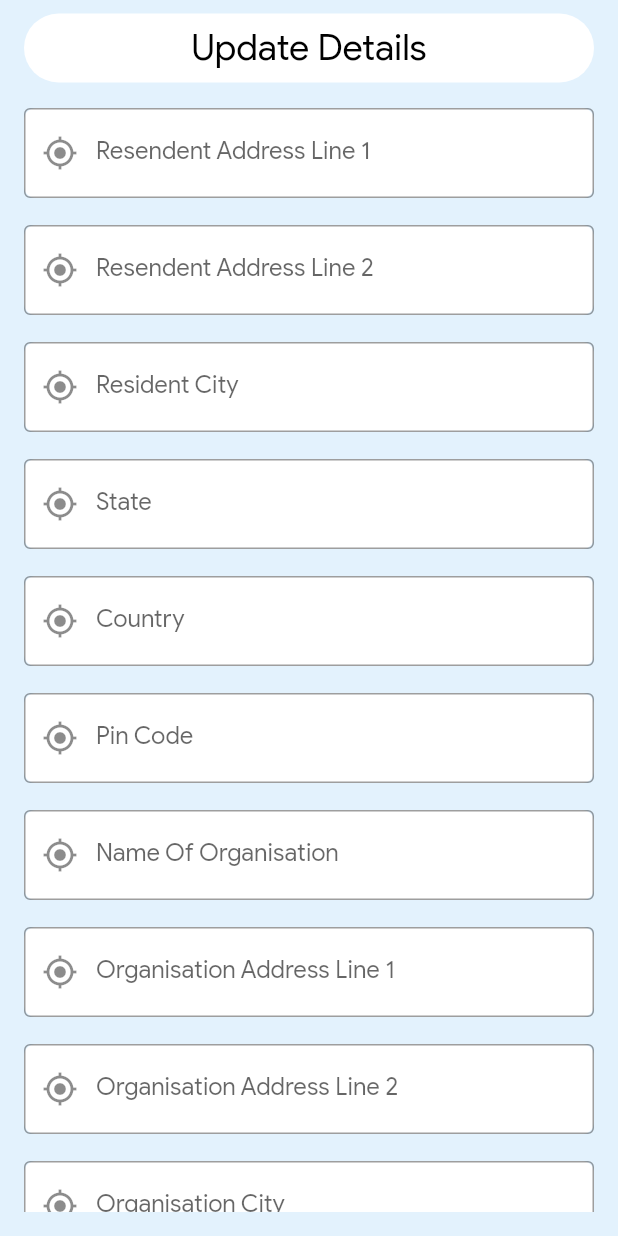
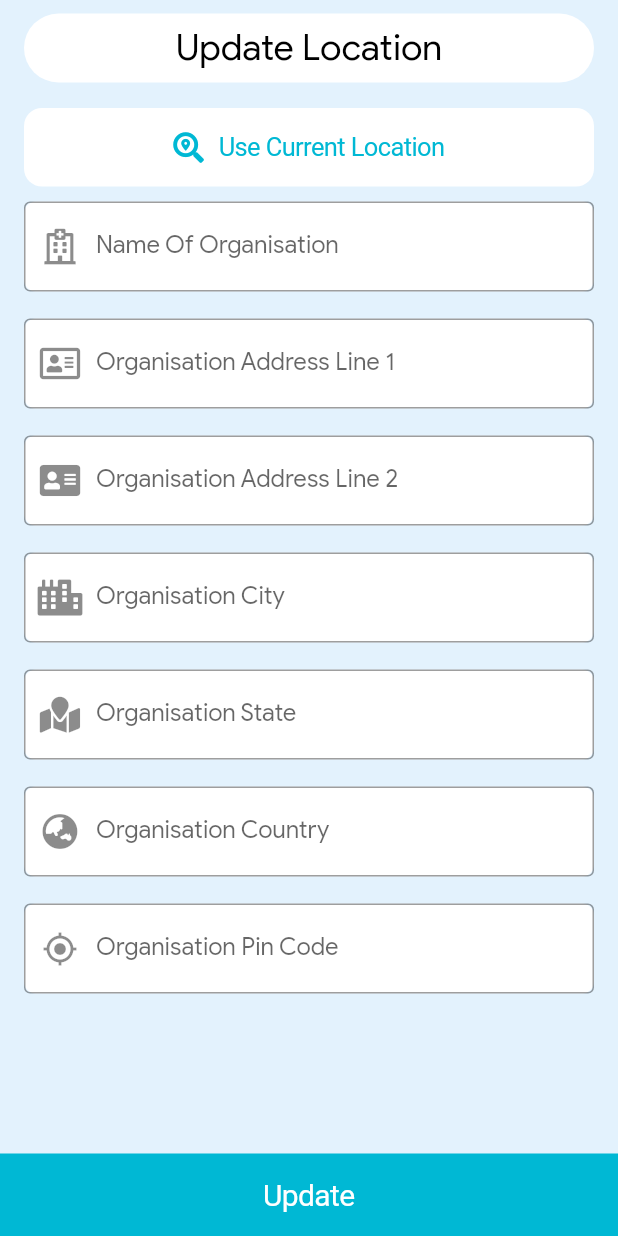
Before and after one commit to someshubham/forsight, a Flutter app: the UpdateLocationScreen screen opened directly, on a phone screen of 412 x 824 dp. Run offline on Flutter 3.47's test engine with Material 2 defaults, Android fonts, the phone set to English and light mode, and no system bars; our stand-ins replace auto_size_text, dio, flutter_svg, font_awesome_flutter, image_picker, location and 3 more; missing offline and left inert: barcode_scan, geocoder, pk_skeleton; accounts and stored records are empty; network calls fail; statements that could not run were skipped.

Commit message:
Add Automatic fetch location

```diff
--- a/lib/src/screens/update_location_screen.dart
+++ b/lib/src/screens/update_location_screen.dart
@@ -1,11 +1,12 @@
 import 'dart:io';
-
+import 'package:location/location.dart';
+import 'package:geocoder/geocoder.dart';
 import 'package:flutter/cupertino.dart';
 import 'package:flutter/material.dart';
 import 'package:forsight/src/bloc/update_provider.dart';
 import 'package:forsight/src/resources/forsight_shared_pref.dart';
 import 'package:forsight/src/widgets/generic_input_widget.dart';
-import 'package:rxdart/rxdart.dart';
+import 'package:font_awesome_flutter/font_awesome_flutter.dart';
 
 class UpdateLocationScreen extends StatefulWidget {
   UpdateLocationScreen({Key key}) : super(key: key);
@@ -16,6 +17,7 @@ class UpdateLocationScreen extends StatefulWidget {
 class _UpdateLocationScreenState extends State<UpdateLocationScreen> {
   @override
   Widget build(BuildContext context) {
+    final bloc = UpdateProvider.of(context);
     return Scaffold(
       appBar: AppBar(
         backgroundColor: Colors.blue[50],
@@ -28,7 +30,7 @@ class _UpdateLocationScreenState extends State<UpdateLocationScreen> {
           ),
           padding: EdgeInsets.all(8.0),
           child: Text(
-            'Update Details',
+            'Update Location',
             style: TextStyle(
               color: Colors.black,
               fontSize: 24,
@@ -40,6 +42,21 @@ class _UpdateLocationScreenState extends State<UpdateLocationScreen> {
         centerTitle: true,
       ),
       backgroundColor: Colors.blue[50],
+      bottomNavigationBar: CupertinoButton(
+        borderRadius: BorderRadius.circular(0),
+        child: Text(
+          'Update',
+          style: TextStyle(
+            fontSize: 20.0,
+            color: Colors.white,
+          ),
+        ),
+        color: Colors.cyanAccent[700],
+        onPressed: () async {
+          await bloc.submitLocationDetail();
+          Navigator.pop(context);
+        },
+      ),
       body: SafeArea(
         child: Container(
           margin: EdgeInsets.all(16.0),
@@ -58,6 +75,39 @@ class UpdateList extends StatefulWidget {
 
 class _UpdateListState extends State<UpdateList> {
   List<TextEditingController> controllers;
+  final _location = Location();
+
+  getLocation(UpdateBloc bloc) async {
+    LocationData currentLocation;
+    try {
+      currentLocation = await _location.getLocation();
+    } catch (e) {
+      currentLocation = null;
+    }
+    final coordinates =
+        new Coordinates(currentLocation.latitude, currentLocation.longitude);
+    var addresses =
+        await Geocoder.local.findAddressesFromCoordinates(coordinates);
+    Address address = addresses.first;
+    String addressLine1 = address.addressLine.toString();
+    String addressLine2 = address.featureName.toString();
+    String orgCity = address.locality.toString();
+    String orgState = address.adminArea.toString();
+    String orgCountry = address.countryName.toString();
+    String orgPincode = address.postalCode.toString();
+    controllers[7].text = addressLine1;
+    bloc.changeOrgAdd1(addressLine1);
+    controllers[8].text = addressLine2;
+    bloc.changeOrgAdd2(addressLine2);
+    controllers[9].text = orgCity;
+    bloc.changeOrgCity(orgCity);
+    controllers[10].text = orgState;
+    bloc.changeOrgState(orgState);
+    controllers[11].text = orgCountry;
+    bloc.changeOrgCountry(orgCountry);
+    controllers[12].text = orgPincode;
+    bloc.changeOrgPinCode(orgPincode);
+  }
 
   @override
   void initState() {
@@ -84,88 +134,115 @@ class _UpdateListState extends State<UpdateList> {
     final bloc = UpdateProvider.of(context);
     return ListView(
       children: <Widget>[
-        GenericInputWidget(
-          bloc: bloc,
-          stream: bloc.resAdd1,
-          onChange: bloc.changeResAdd1,
-          icon: Icon(Icons.my_location),
-          initialText: ForsightSharedPrefs.resAddress1,
-          controller: controllers[0],
-          labelText: 'Resendent Address Line 1',
-          hintText: 'Address Line 1',
+        // GenericInputWidget(
+        //   bloc: bloc,
+        //   stream: bloc.resAdd1,
+        //   onChange: bloc.changeResAdd1,
+        //   icon: Icon(Icons.my_location),
+        //   initialText: ForsightSharedPrefs.resAddress1,
+        //   controller: controllers[0],
+        //   labelText: 'Resendent Address Line 1',
+        //   hintText: 'Address Line 1',
+        // ),
+        // SizedBox(
+        //   height: 18.0,
+        // ),
+        // GenericInputWidget(
+        //   bloc: bloc,
+        //   stream: bloc.resAdd2,
+        //   onChange: bloc.changeResAdd2,
+        //   icon: Icon(Icons.my_location),
+        //   controller: controllers[1],
+        //   initialText: ForsightSharedPrefs.resAddress2,
+        //   labelText: 'Resendent Address Line 2',
+        //   hintText: 'Address Line 2',
+        // ),
+        // SizedBox(
+        //   height: 18.0,
+        // ),
+        // GenericInputWidget(
+        //   bloc: bloc,
+        //   stream: bloc.resCity,
+        //   icon: Icon(Icons.my_location),
+        //   controller: controllers[2],
+        //   initialText: ForsightSharedPrefs.resCity,
+        //   onChange: bloc.changeResCity,
+        //   labelText: 'Resident City',
+        //   hintText: 'Example: Delhi',
+        // ),
+        // SizedBox(
+        //   height: 18.0,
+        // ),
+        // GenericInputWidget(
+        //   bloc: bloc,
+        //   stream: bloc.resState,
+        //   icon: Icon(Icons.my_location),
+        //   controller: controllers[3],
+        //   onChange: bloc.changeResState,
+        //   initialText: ForsightSharedPrefs.resState,
+        //   labelText: 'State',
+        //   hintText: 'Example: Punjab',
+        // ),
+        // SizedBox(
+        //   height: 18.0,
+        // ),
+        // GenericInputWidget(
+        //   bloc: bloc,
+        //   stream: bloc.resCountry,
+        //   icon: Icon(Icons.my_location),
+        //   controller: controllers[4],
+        //   onChange: bloc.changeResCountry,
+        //   labelText: 'Country',
+        //   initialText: ForsightSharedPrefs.resCountry,
+        //   hintText: 'Example: India',
+        // ),
+        // SizedBox(
+        //   height: 18.0,
+        // ),
+        // GenericInputWidget(
+        //   bloc: bloc,
+        //   stream: bloc.resPinCode,
+        //   icon: Icon(Icons.my_location),
+        //   controller: controllers[5],
+        //   onChange: bloc.changeResPinCode,
+        //   initialText: ForsightSharedPrefs.resPinCode,
+        //   labelText: 'Pin Code',
+        //   hintText: 'Example: 110006',
+        // ),
+        // SizedBox(
+        //   height: 18.0,
+        // ),
+        CupertinoButton(
+          onPressed: () {
+            getLocation(bloc);
+          },
+          color: Colors.white,
+          child: Row(
+            mainAxisAlignment: MainAxisAlignment.center,
+            children: <Widget>[
+              Icon(
+                FontAwesomeIcons.searchLocation,
+                color: Colors.cyanAccent[700],
+              ),
+              SizedBox(
+                width: 10,
+              ),
+              Text(
+                'Use Current Location',
+                style: TextStyle(
+                  color: Colors.cyanAccent[700],
+                ),
+              ),
+            ],
+          ),
         ),
         SizedBox(
-          height: 18.0,
-        ),
-        GenericInputWidget(
-          bloc: bloc,
-          stream: bloc.resAdd2,
-          onChange: bloc.changeResAdd2,
-          icon: Icon(Icons.my_location),
-          controller: controllers[1],
-          initialText: ForsightSharedPrefs.resAddress2,
-          labelText: 'Resendent Address Line 2',
-          hintText: 'Address Line 2',
-        ),
-        SizedBox(
-          height: 18.0,
-        ),
-        GenericInputWidget(
-          bloc: bloc,
-          stream: bloc.resCity,
-          icon: Icon(Icons.my_location),
-          controller: controllers[2],
-          initialText: ForsightSharedPrefs.resCity,
-          onChange: bloc.changeResCity,
-          labelText: 'Resident City',
-          hintText: 'Example: Delhi',
-        ),
-        SizedBox(
-          height: 18.0,
-        ),
-        GenericInputWidget(
-          bloc: bloc,
-          stream: bloc.resState,
-          icon: Icon(Icons.my_location),
-          controller: controllers[3],
-          onChange: bloc.changeResState,
-          initialText: ForsightSharedPrefs.resState,
-          labelText: 'State',
-          hintText: 'Example: Punjab',
-        ),
-        SizedBox(
-          height: 18.0,
-        ),
-        GenericInputWidget(
-          bloc: bloc,
-          stream: bloc.resCountry,
-          icon: Icon(Icons.my_location),
-          controller: controllers[4],
-          onChange: bloc.changeResCountry,
-          labelText: 'Country',
-          initialText: ForsightSharedPrefs.resCountry,
-          hintText: 'Example: India',
-        ),
-        SizedBox(
-          height: 18.0,
-        ),
-        GenericInputWidget(
-          bloc: bloc,
-          stream: bloc.resPinCode,
-          icon: Icon(Icons.my_location),
-          controller: controllers[5],
-          onChange: bloc.changeResPinCode,
-          initialText: ForsightSharedPrefs.resPinCode,
-          labelText: 'Pin Code',
-          hintText: 'Example: 110006',
-        ),
-        SizedBox(
-          height: 18.0,
+          height: 10,
         ),
         GenericInputWidget(
           bloc: bloc,
           stream: bloc.nameOfOrg,
-          icon: Icon(Icons.my_location),
+          icon: Icon(FontAwesomeIcons.hospital),
           controller: controllers[6],
           onChange: bloc.changeNameOfOrganisation,
           initialText: ForsightSharedPrefs.nameOfOrganisation,
@@ -180,7 +257,7 @@ class _UpdateListState extends State<UpdateList> {
           stream: bloc.orgAdd1,
           onChange: bloc.changeOrgAdd1,
           initialText: ForsightSharedPrefs.orgAddress1,
-          icon: Icon(Icons.my_location),
+          icon: Icon(FontAwesomeIcons.addressCard),
           controller: controllers[7],
           labelText: 'Organisation Address Line 1',
           hintText: 'Address Line 1',
@@ -193,7 +270,7 @@ class _UpdateListState extends State<UpdateList> {
           stream: bloc.orgAdd2,
           onChange: bloc.changeOrgAdd2,
           initialText: ForsightSharedPrefs.orgAddress2,
-          icon: Icon(Icons.my_location),
+          icon: Icon(FontAwesomeIcons.solidAddressCard),
           controller: controllers[8],
           labelText: 'Organisation Address Line 2',
           hintText: 'Address Line 2',
@@ -206,7 +283,7 @@ class _UpdateListState extends State<UpdateList> {
           stream: bloc.orgCity,
           onChange: bloc.changeOrgCity,
           initialText: ForsightSharedPrefs.orgCity,
-          icon: Icon(Icons.my_location),
+          icon: Icon(FontAwesomeIcons.city),
           controller: controllers[9],
           labelText: 'Organisation City',
           hintText: 'Example: Delhi',
@@ -219,7 +296,7 @@ class _UpdateListState extends State<UpdateList> {
           stream: bloc.orgState,
           onChange: bloc.changeOrgState,
           initialText: ForsightSharedPrefs.orgState,
-          icon: Icon(Icons.my_location),
+          icon: Icon(FontAwesomeIcons.mapMarked),
           controller: controllers[10],
           labelText: 'Organisation State',
           hintText: 'Example: Punjab',
@@ -232,7 +309,7 @@ class _UpdateListState extends State<UpdateList> {
           stream: bloc.orgCountry,
           onChange: bloc.changeOrgCountry,
           initialText: ForsightSharedPrefs.orgCountry,
-          icon: Icon(Icons.my_location),
+          icon: Icon(FontAwesomeIcons.globeAsia),
           controller: controllers[11],
           labelText: 'Organisation Country',
           hintText: 'Example: India',
@@ -253,7 +330,7 @@ class _UpdateListState extends State<UpdateList> {
         SizedBox(
           height: 18.0,
         ),
-        UpdateButton(),
+        //UpdateButton(),
       ],
     );
   }
--- a/lib/src/widgets/credit_score_widget.dart
+++ b/lib/src/widgets/credit_score_widget.dart
@@ -1,5 +1,6 @@
 import 'package:flutter/material.dart';
 import 'package:forsight/src/bloc/login_provider.dart';
+import 'package:pk_skeleton/pk_skeleton.dart';
 
 class CreditScoreWidget extends StatefulWidget {
   CreditScoreWidget({Key key}) : super(key: key);
@@ -17,8 +18,8 @@ class _CreditScoreWidgetState extends State<CreditScoreWidget> {
         if (snapshot.hasData) {
           switch (snapshot.data) {
             case -1:
-              return Center(
-                child: CircularProgressIndicator(),
+              return PKCardPageSkeleton(
+                totalLines: 3,
               );
               break;
             case -2:
--- a/pubspec.yaml
+++ b/pubspec.yaml
@@ -33,7 +33,10 @@ dependencies:
   url_launcher: ^5.0.3
   image_picker: ^0.6.0+4
   qr_flutter: ^2.1.0+55
-
+  location: ^2.3.5
+  geocoder: ^0.2.1
+  font_awesome_flutter: ^8.5.0
+  pk_skeleton: ^0.0.2
 
 dev_dependencies:
   flutter_test:
```
Also changed, not shown: lib/src/bloc/location_bloc.dart (added, +45 -0 lines), lib/src/bloc/location_provider.dart (added, +22 -0 lines), lib/src/screens/my_profile_screen.dart (+13 -1 lines), lib/src/screens/update_education_screen.dart (+34 -14 lines), lib/src/screens/update_profile_screen.dart (+23 -6 lines), pubspec.lock, 1 other file.
